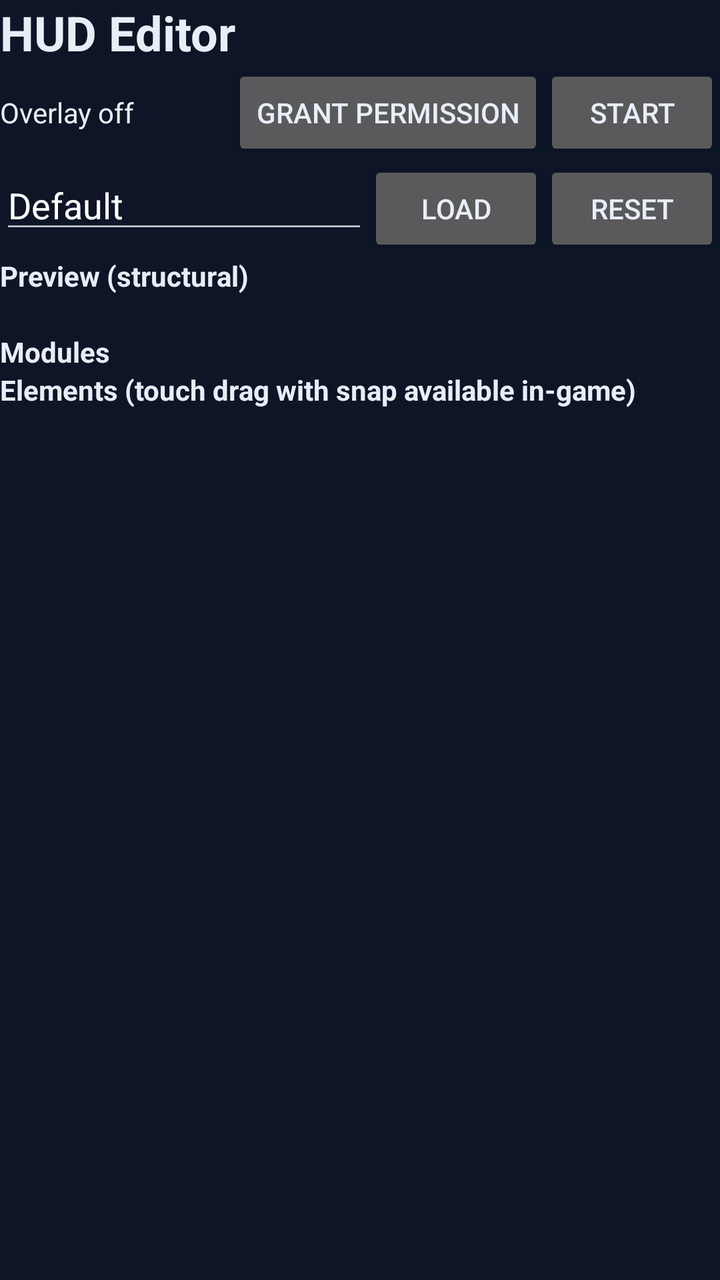
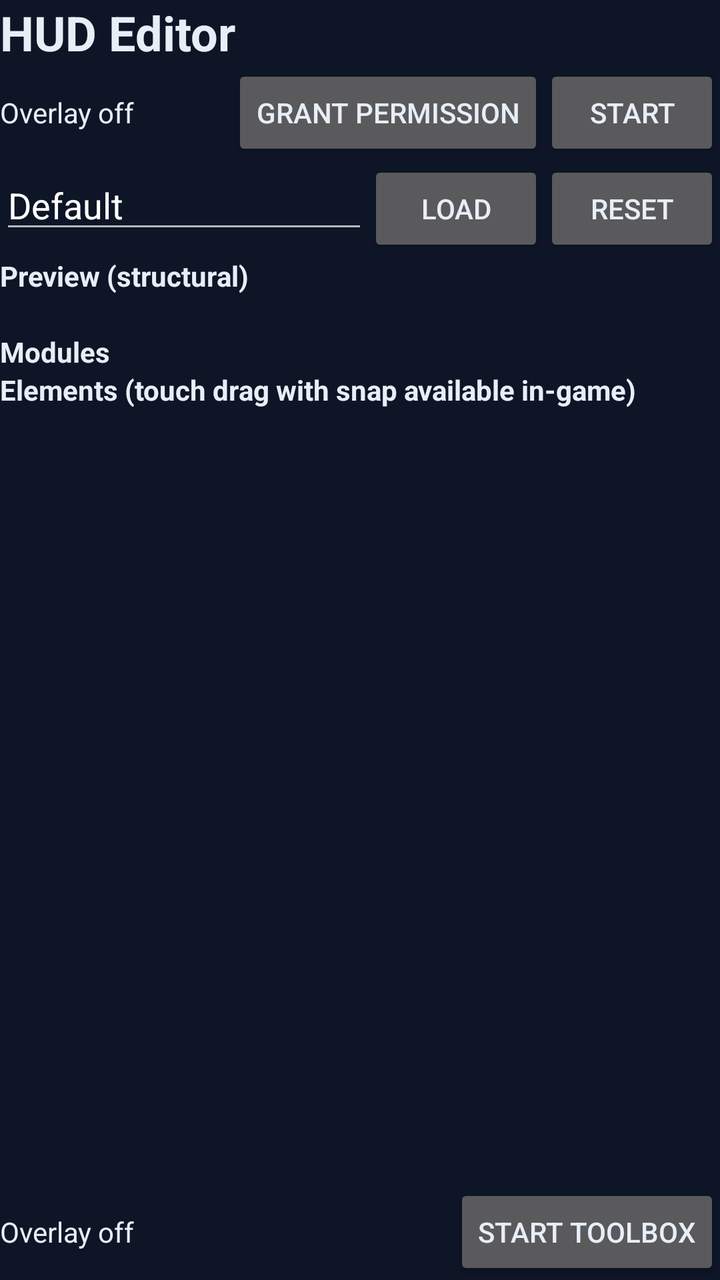

Screens rendered from an Android XML layout before and after an edit, with the pre-edit source and the edit as a unified diff.
<!-- AndroidManifest.xml: application theme Theme.Xykell -->
<!-- res/layout/fragment_hud_editor.xml -->
<?xml version="1.0" encoding="utf-8"?>
<LinearLayout xmlns:android="http://schemas.android.com/apk/res/android"
    android:orientation="vertical"
    android:layout_width="match_parent"
    android:layout_height="match_parent">

    <TextView
        android:layout_width="wrap_content"
        android:layout_height="wrap_content"
        android:textSize="24sp"
        android:textStyle="bold"
        android:text="@string/ui_hud_editor" />

    
    <LinearLayout
        android:orientation="horizontal"
        android:layout_width="match_parent"
        android:layout_height="wrap_content">

        <TextView
            android:id="@+id/hud_overlay_status"
            android:layout_width="0dp"
            android:layout_weight="1"
            android:layout_height="wrap_content"
            android:minHeight="48dp"
            android:gravity="center_vertical"
            android:text="@string/hud_overlay_stopped" />

        <Button
            android:minHeight="48dp"
            android:id="@+id/hud_overlay_grant"
            android:layout_width="wrap_content"
            android:layout_height="wrap_content"
            android:text="@string/hud_overlay_grant" />

        <Button
            android:minHeight="48dp"
            android:id="@+id/hud_overlay_toggle"
            android:layout_width="wrap_content"
            android:layout_height="wrap_content"
            android:text="@string/hud_overlay_start" />
    </LinearLayout>

    <LinearLayout
        android:orientation="horizontal"
        android:layout_width="match_parent"
        android:layout_height="wrap_content">

        <EditText
            android:id="@+id/hud_profile"
            android:layout_width="0dp"
            android:layout_weight="1"
            android:layout_height="wrap_content"
            android:hint="@string/ui_profile_name"
            android:text="@string/ui_default" />

        <Button
        android:minHeight="48dp"
            android:id="@+id/hud_load"
            android:layout_width="wrap_content"
            android:layout_height="wrap_content"
            android:text="@string/ui_load" />

        <Button
        android:minHeight="48dp"
            android:id="@+id/hud_reset"
            android:layout_width="wrap_content"
            android:layout_height="wrap_content"
            android:text="@string/ui_reset" />
    </LinearLayout>

    <TextView
        android:id="@+id/hud_preview_title"
        android:layout_width="wrap_content"
        android:layout_height="wrap_content"
        android:textStyle="bold"
        android:text="@string/ui_preview_structural" />

    <TextView
        android:id="@+id/hud_preview"
        android:layout_width="match_parent"
        android:layout_height="wrap_content" />

    <TextView
        android:layout_width="wrap_content"
        android:layout_height="wrap_content"
        android:textStyle="bold"
        android:text="@string/ui_modules" />

    <LinearLayout
        android:id="@+id/hud_modules"
        android:orientation="vertical"
        android:layout_width="match_parent"
        android:layout_height="wrap_content" />

    <TextView
        android:layout_width="wrap_content"
        android:layout_height="wrap_content"
        android:textStyle="bold"
        android:text="@string/ui_elements_touch_drag_with_snap_available_in_game" />

    <ScrollView
        android:layout_width="match_parent"
        android:layout_height="0dp"
        android:layout_weight="1">

        <LinearLayout
            android:id="@+id/hud_elements"
            android:orientation="vertical"
            android:layout_width="match_parent"
            android:layout_height="wrap_content" />
    </ScrollView>

    <TextView
        android:id="@+id/hud_error"
        style="@style/XykellStatus" />

</LinearLayout>
<!-- resources referenced by this layout -->
<resources>
  <string name="hud_overlay_grant">Grant permission</string>
  <string name="hud_overlay_start">Start</string>
  <string name="hud_overlay_stopped">Overlay off</string>
  <string name="ui_default">Default</string>
  <string name="ui_elements_touch_drag_with_snap_available_in_game">Elements (touch drag with snap available in-game)</string>
  <string name="ui_hud_editor">HUD Editor</string>
  <string name="ui_load">LOAD</string>
  <string name="ui_modules">Modules</string>
  <string name="ui_preview_structural">Preview (structural)</string>
  <string name="ui_profile_name">Profile name</string>
  <string name="ui_reset">RESET</string>
  <style name="XykellStatus" parent="android:Widget.TextView">
          <item name="android:layout_width">match_parent</item>
          <item name="android:layout_height">wrap_content</item>
          <item name="android:textSize">16sp</item>
          <item name="android:textColor">@color/xykell_text</item>
          <item name="android:layout_marginTop">8dp</item>
      </style>
  <style name="Theme.Xykell" parent="Theme.AppCompat.NoActionBar">
          <item name="android:windowBackground">@color/xykell_bg</item>
          <item name="android:textColor">@color/xykell_text</item>
          <item name="colorAccent">@color/xykell_accent</item>
      </style>
  <color name="xykell_text">#E8EEF7</color>
  <color name="xykell_bg">#0D1526</color>
  <color name="xykell_accent">#4FD8C7</color>
</resources>

<!-- the commit's change to res/layout/fragment_hud_editor.xml (unified diff, before → after) -->
@@ -115,4 +115,26 @@
         android:id="@+id/hud_error"
         style="@style/XykellStatus" />
 
+    
+    <LinearLayout
+        android:orientation="horizontal"
+        android:layout_width="match_parent"
+        android:layout_height="wrap_content">
+
+        <TextView
+            android:id="@+id/toolbox_overlay_status"
+            android:layout_width="0dp"
+            android:layout_weight="1"
+            android:layout_height="wrap_content"
+            android:minHeight="48dp"
+            android:gravity="center_vertical"
+            android:text="@string/hud_overlay_stopped" />
+
+        <Button
+            android:minHeight="48dp"
+            android:id="@+id/toolbox_overlay_toggle"
+            android:layout_width="wrap_content"
+            android:layout_height="wrap_content"
+            android:text="@string/toolbox_start" />
+    </LinearLayout>
 </LinearLayout>
<!-- resource entries referenced after the edit -->
@@ -3,6 +3,7 @@
   <string name="hud_overlay_grant">Grant permission</string>
   <string name="hud_overlay_start">Start</string>
   <string name="hud_overlay_stopped">Overlay off</string>
+  <string name="toolbox_start">Start toolbox</string>
   <string name="ui_default">Default</string>
   <string name="ui_elements_touch_drag_with_snap_available_in_game">Elements (touch drag with snap available in-game)</string>
   <string name="ui_hud_editor">HUD Editor</string>
